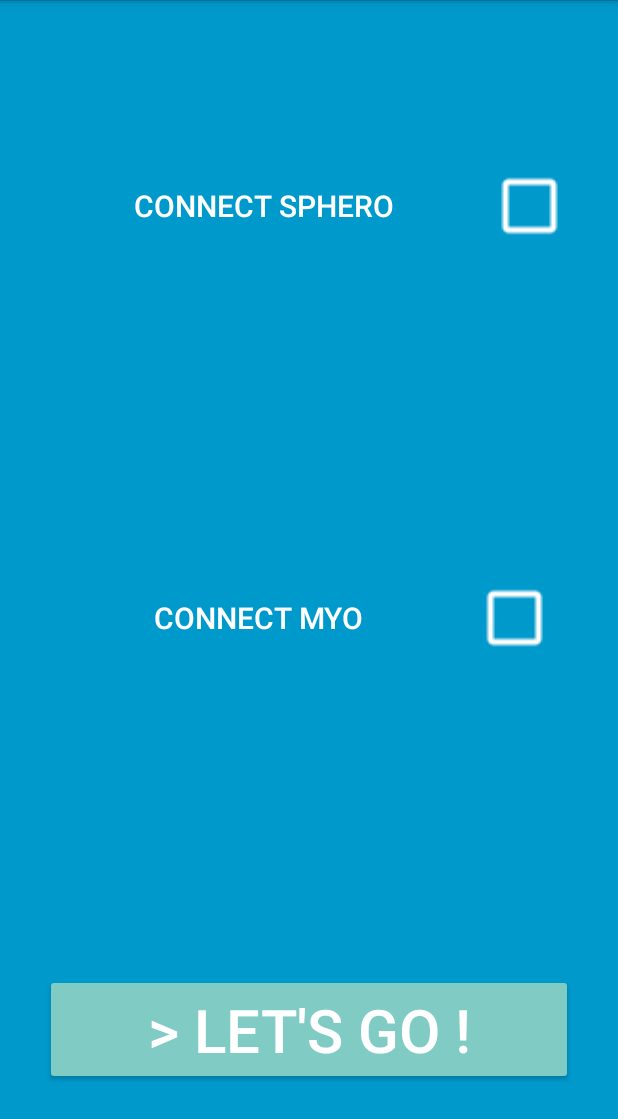
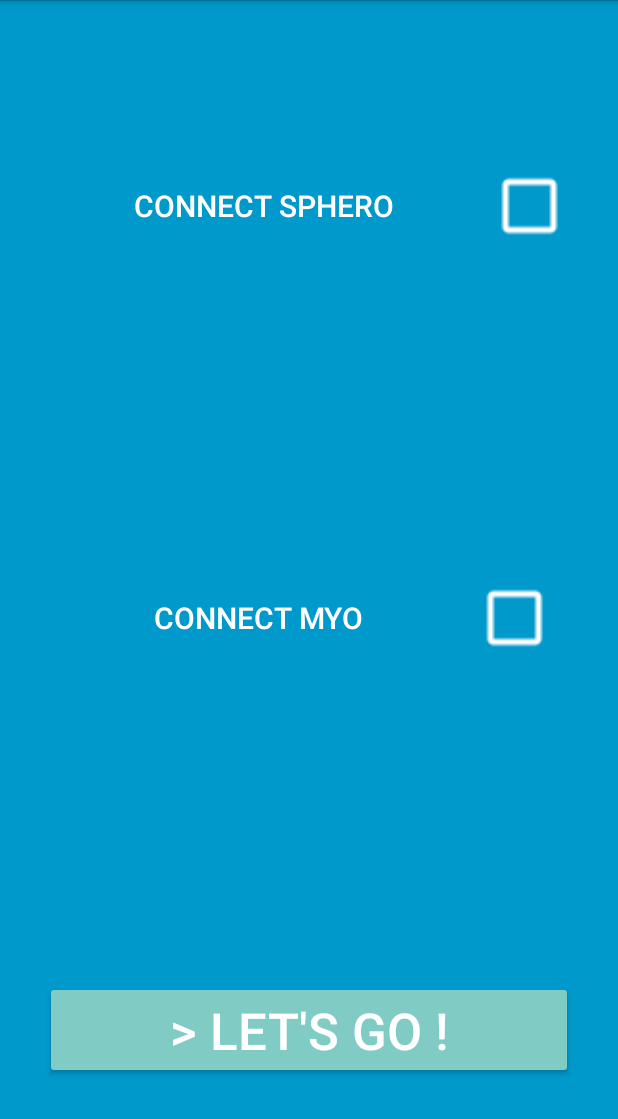
Before and after one commit to fabienpinel/sphero_battle, an Android app: the Connexion screen opened directly, with no data from a screen before it, on a phone screen of 412 x 824 dp. Shown: the top 1119 px of the screen. Run offline under Robolectric (Android 15) with nearby library versions, the phone set to English and light mode, and no system bars; libraries missing offline, so code that uses them is left out: com.github.nkzawa.socketio.

Commit message:
Correction button

```diff
--- a/android_app/sphero_android_connexion/samples/DriveSample/DriveSampleApp/src/main/res/layout/activity_connexion.xml
+++ b/android_app/sphero_android_connexion/samples/DriveSample/DriveSampleApp/src/main/res/layout/activity_connexion.xml
@@ -102,6 +102,7 @@
         android:theme="@style/tealButton"
         android:layout_marginRight="30dp"
         android:layout_marginLeft="30dp"
-        android:enabled="true" />
+        android:enabled="true"
+        android:textSize="@dimen/abc_text_size_display_1_material" />
     </LinearLayout>
 </LinearLayout>
```
